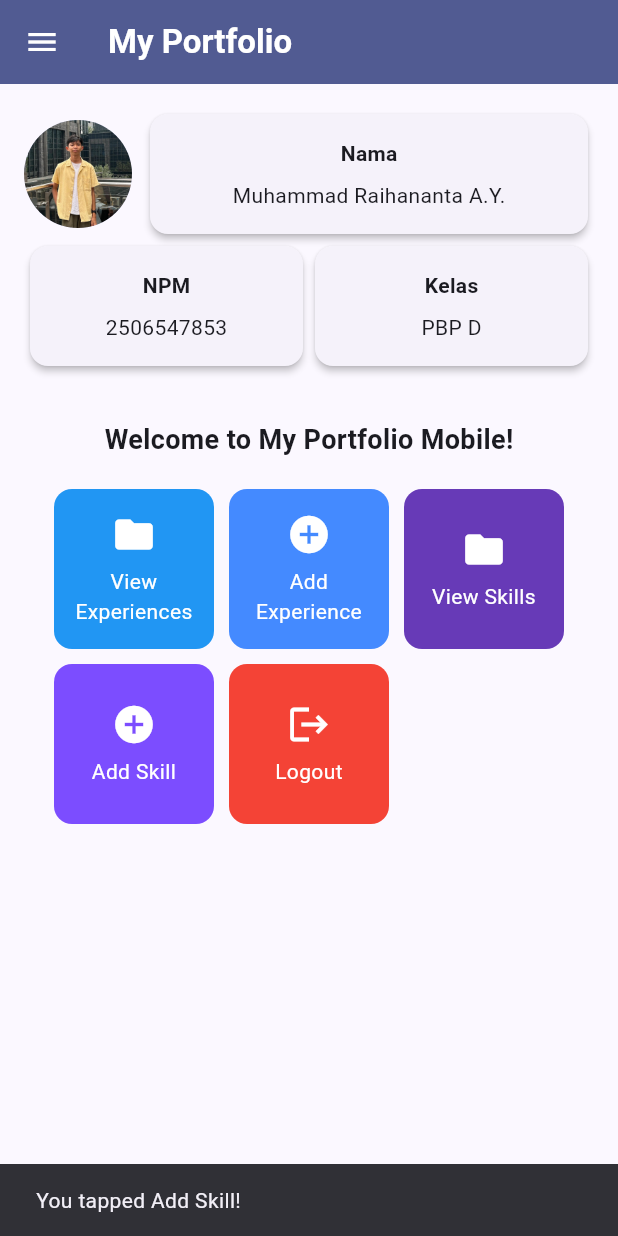
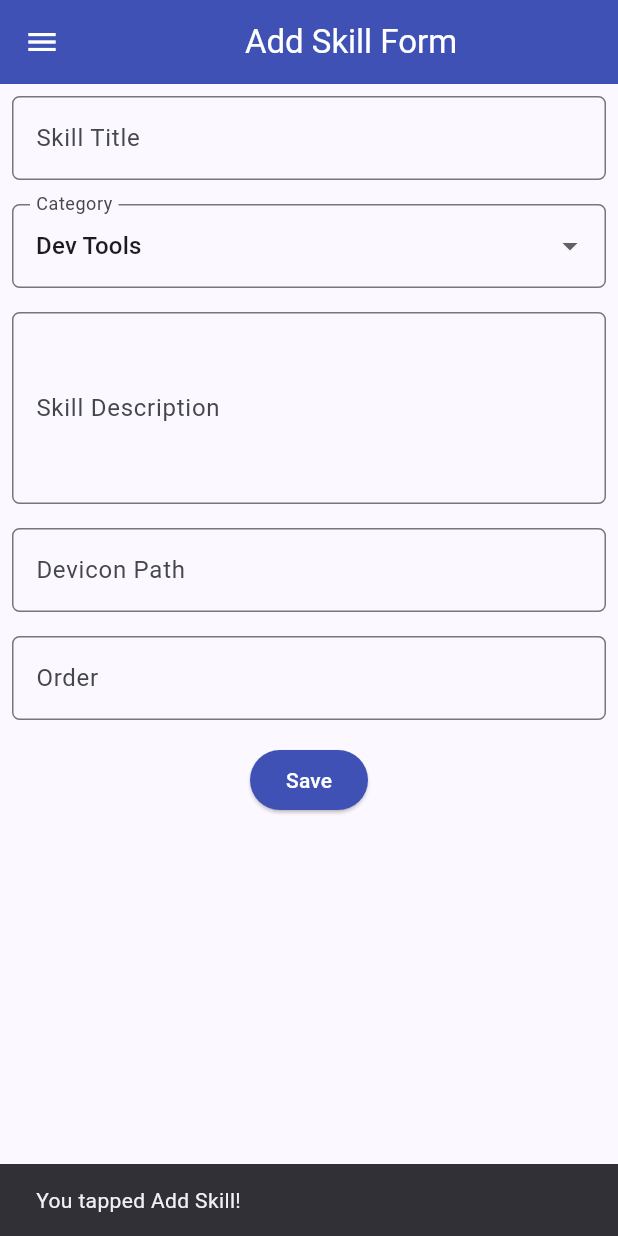
Before and after one commit to Flixidk/myportofolio_mobile, a Flutter app: the screen it shows after launch, after a tap on "Add Skill", on a phone screen of 412 x 824 dp. Run offline on Flutter 3.47's test engine with Material 3 defaults, Android fonts, the phone set to English and light mode, and no system bars; our stand-ins replace material_ui.

Commit message:
feat: implement add skill form and navigation

```diff
--- a/lib/screens/experience_form.dart
+++ b/lib/screens/experience_form.dart
@@ -50,8 +50,8 @@ class _ExperienceFormPageState extends State<ExperienceFormPage>{
                 padding: const EdgeInsets.all(8.0),
                 child: TextFormField(
                   decoration: InputDecoration(
-                    hintText: "Experience title",
-                    labelText: "Experience title",
+                    hintText: "Experience Title",
+                    labelText: "Experience Title",
                     border: OutlineInputBorder(
                       borderRadius: BorderRadius.circular(5.0),
                     ),
@@ -76,8 +76,8 @@ class _ExperienceFormPageState extends State<ExperienceFormPage>{
                 child: TextFormField(
                   maxLines: 4,
                   decoration: InputDecoration(
-                    hintText: "Experience description",
-                    labelText: "Experience description",
+                    hintText: "Experience Description",
+                    labelText: "Experience Description",
                     border: OutlineInputBorder(
                       borderRadius: BorderRadius.circular(5.0),
                     ),
@@ -121,7 +121,7 @@ class _ExperienceFormPageState extends State<ExperienceFormPage>{
                 ),
               ),
 
-              // === Save button ===
+              // === Save Button ===
               Align(
                 alignment: Alignment.bottomCenter,
                 child: Padding(
@@ -141,7 +141,7 @@ class _ExperienceFormPageState extends State<ExperienceFormPage>{
                                 child: Column(
                                   crossAxisAlignment: CrossAxisAlignment.start,
                                   children: [
-                                    Text('Experience title: $_title'),
+                                    Text('Experience Title: $_title'),
                                     Text('Description: $_description'),
                                     Text('Category: $_category'),
                                   ],
--- a/lib/screens/menu.dart
+++ b/lib/screens/menu.dart
@@ -1,6 +1,6 @@
 import 'package:material_ui/material_ui.dart';
 import 'package:myportofolio_mobile/widgets/left_drawer.dart';
-import 'package:myportofolio_mobile/widgets/experience_card.dart';
+import 'package:myportofolio_mobile/widgets/item_card.dart';
 
 class MyHomePage extends StatelessWidget {
   MyHomePage({super.key});
--- /dev/null
+++ b/lib/screens/skill_form.dart
@@ -0,0 +1,251 @@
+import 'package:material_ui/material_ui.dart';
+import 'package:myportofolio_mobile/widgets/left_drawer.dart';
+import 'package:flutter/services.dart';
+
+class SkillFormPage extends StatefulWidget{
+  const SkillFormPage({super.key});
+
+  @override
+  State<SkillFormPage> createState() => _SkillFormPageState();
+}
+
+class _SkillFormPageState extends State<SkillFormPage>{
+  final _formKey = GlobalKey<FormState>();
+
+  String _title = "";
+  String _category= "Dev Tools"; // Default
+  String _description = "";
+  String _deviconpath = "";
+  int _order = 0; // Default
+
+  final List<String> _categories = [
+    'Frontend',
+    'Backend',
+    'Database',
+    'Dev Tools',
+  ];
+
+  @override
+  Widget build (BuildContext context){
+    return Scaffold(
+      appBar: AppBar(
+        title: const Center(
+          child: Text(
+            'Add Skill Form'
+          ),
+        ),
+        backgroundColor: Colors.indigo,
+        foregroundColor: Colors.white,
+      ),
+
+      drawer: const LeftDrawer(),
+
+      body: Form(
+        key: _formKey,
+        child: SingleChildScrollView(
+          child: Column(
+            crossAxisAlignment: CrossAxisAlignment.start,
+            children: [
+              // === Skill Title Field ===
+              Padding(
+                padding: const EdgeInsets.all(8.0),
+                child: TextFormField(
+                  decoration: InputDecoration(
+                    hintText: "Skill Title",
+                    labelText: "Skill Title",
+                    border: OutlineInputBorder(
+                      borderRadius: BorderRadius.circular(5.0),
+                    ),
+                  ),
+                  onChanged: (String? value){
+                    setState(() {
+                      _title = value!;
+                    });
+                  },
+                  validator: (String? value){
+                    if (value == null || value.trim().isEmpty){
+                      return "Please enter a skill title.";
+                    }
+                    return null;
+                  },
+                ),
+              ),
+
+              // === Category Dropdown ===
+              Padding(
+                padding: const EdgeInsets.all(8.0),
+                child: DropdownButtonFormField<String>(
+                  initialValue: _category,
+                  decoration: InputDecoration(
+                    labelText: "Category",
+                    border: OutlineInputBorder(
+                      borderRadius: BorderRadius.circular(5.0),
+                    ),
+                  ),
+                  items: _categories
+                      .map((category) => DropdownMenuItem<String>(
+                            value: category,
+                            child: Text(category),
+                          ))
+                      .toList(),
+                  onChanged: (String? newValue) {
+                    setState(() {
+                      _category = newValue!;
+                    });
+                  },
+                ),
+              ),
+
+              // === Description Field ===
+              Padding(
+                padding: const EdgeInsets.all(8.0),
+                child: TextFormField(
+                  maxLines: 4,
+                  decoration: InputDecoration(
+                    hintText: "Skill Description",
+                    labelText: "Skill Description",
+                    border: OutlineInputBorder(
+                      borderRadius: BorderRadius.circular(5.0),
+                    ),
+                  ),
+                  onChanged: (String? value) {
+                    setState(() {
+                      _description = value!;
+                    });
+                  },
+                  validator: (String? value) {
+                    if (value == null || value.trim().isEmpty) {
+                      return "Please enter a skill description.";
+                    }
+                    return null;
+                  },
+                ),
+              ),
+
+              // === Devicon Field ===
+              Padding(
+                padding: const EdgeInsets.all(8.0),
+                child: TextFormField(
+                  keyboardType: TextInputType.url,
+                  decoration: InputDecoration(
+                    hintText: "https://cdn.jsdelivr.net/gh/devicons/devicon/icons/flutter/flutter-original.svg",
+                    labelText: "Devicon Path",
+                    border: OutlineInputBorder(
+                      borderRadius: BorderRadius.circular(5.0),
+                    ),
+                  ),
+                  onChanged: (String? value) {
+                    setState(() {
+                      _deviconpath = value!.trim();
+                    });
+                  },
+                  validator: (String? value) {
+                    if (value == null || value.trim().isEmpty) {
+                      return "Please enter a devicon URL.";
+                    }
+
+                    final uri = Uri.tryParse(value.trim());
+                    final isValidUrl = uri != null &&
+                      uri.hasScheme &&
+                      (uri.scheme == 'http' || uri.scheme == 'https') &&
+                      uri.host.isNotEmpty;
+
+                    if (!isValidUrl) {
+                      return "Please enter a valid URL (starts with http:// or https://)!";
+                    }
+                    return null;
+                  },
+                ),
+              ),
+
+              // === Order Field ===
+              Padding(
+                padding: const EdgeInsets.all(8.0),
+                child: TextFormField(
+                  keyboardType: TextInputType.number,
+                  inputFormatters: [FilteringTextInputFormatter.digitsOnly],
+                  decoration: InputDecoration(
+                    hintText: "0",
+                    labelText: "Order",
+                    border: OutlineInputBorder(
+                      borderRadius: BorderRadius.circular(5.0),
+                    ),
+                  ),
+                  onChanged: (String? value) {
+                    setState(() {
+                      _order = int.tryParse(value ?? "") ?? 0;
+                    });
+                  },
+
+                  validator: (String? value){
+                    if (value == null || value.trim().isEmpty){
+                      return "Please enter an order number.";
+                    }
+                    if (int.tryParse(value.trim()) == null){
+                      return "Order must be a whole number.";
+                    }
+
+                    return null;
+                  },
+                ),
+              ),
+
+              // === Save Button ===
+              Align(
+                alignment: Alignment.bottomCenter,
+                child: Padding(
+                  padding: const EdgeInsets.all(8.0),
+                  child: ElevatedButton(
+                    style: ButtonStyle(
+                      backgroundColor: WidgetStateProperty.all(Colors.indigo),
+                    ),
+                    onPressed: () {
+                      if (_formKey.currentState!.validate()) {
+                        showDialog(
+                          context: context,
+                          builder: (context){
+                            return AlertDialog(
+                              title: const Text('Skill added successfully!'),
+                              content: SingleChildScrollView(
+                                child: Column(
+                                  crossAxisAlignment: CrossAxisAlignment.start,
+                                  children: [
+                                    Text('Skill Title: $_title'),
+                                    Text('Category: $_category'),
+                                    Text('Description: $_description'),
+                                    Text('Icon Path: $_deviconpath'),
+                                    Text('Order: $_order'),
+                                  ],
+                                ),
+                              ),
+                              actions: [
+                                TextButton(
+                                  child: const Text('OK'),
+                                  onPressed: (){
+                                    Navigator.pop(context);
+                                    _formKey.currentState!.reset();
+                                    setState(() {
+                                      _category = "Dev Tools";
+                                    });
+                                  },
+                                ),
+                              ]
+                            );
+                          },
+                        );
+                      }
+                    },
+                    child: const Text(
+                      "Save",
+                      style: TextStyle(color: Colors.white),
+                    ),
+                  ),
+                ),
+              ),
+            ],
+          ),
+        ),
+      ),
+    );
+  }
+}
--- a/lib/widgets/experience_card.dart
+++ b/lib/widgets/item_card.dart
@@ -1,6 +1,7 @@
 import 'package:material_ui/material_ui.dart';
 import 'package:myportofolio_mobile/screens/menu.dart';
 import 'package:myportofolio_mobile/screens/experience_form.dart';
+import 'package:myportofolio_mobile/screens/skill_form.dart';
 
 class ItemCard extends StatelessWidget {
   final ItemHomepage item;
@@ -28,6 +29,15 @@ class ItemCard extends StatelessWidget {
               ),
             );
           }
+
+          if (item.name == 'Add Skill') {
+            Navigator.push(
+              context,
+              MaterialPageRoute(
+                builder: (context) => const SkillFormPage(),
+              ),
+            );
+          }
         },
         child: Container(
           padding: const EdgeInsets.all(8),
```
Also changed, not shown: lib/widgets/left_drawer.dart (+24 -15 lines).
